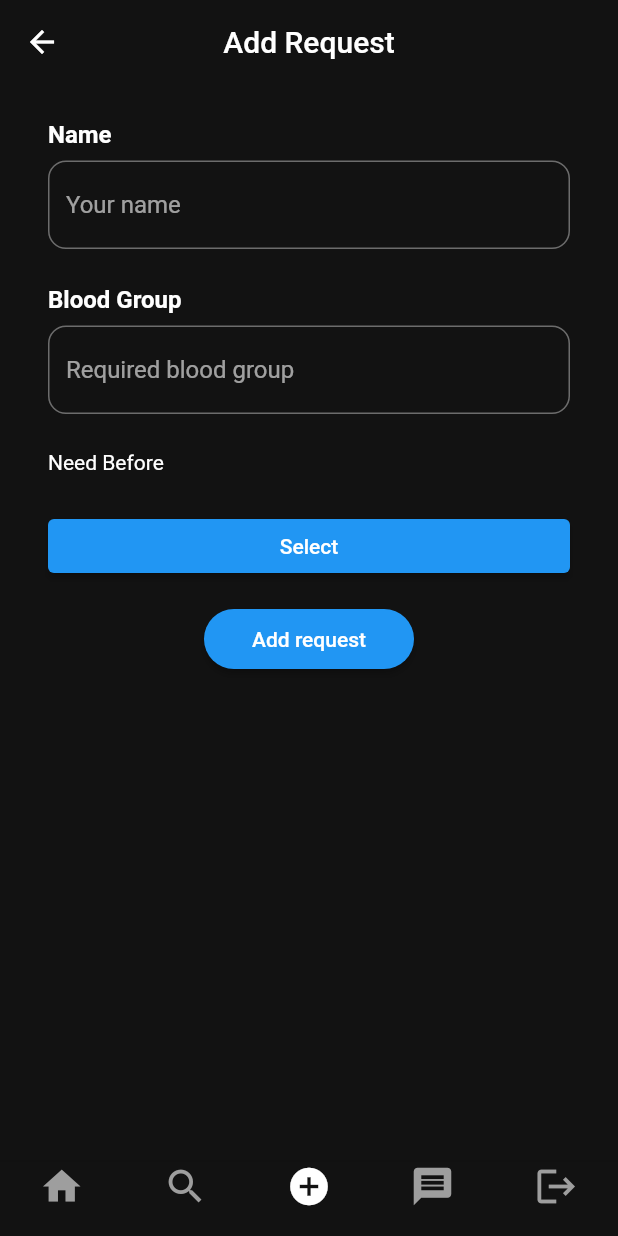
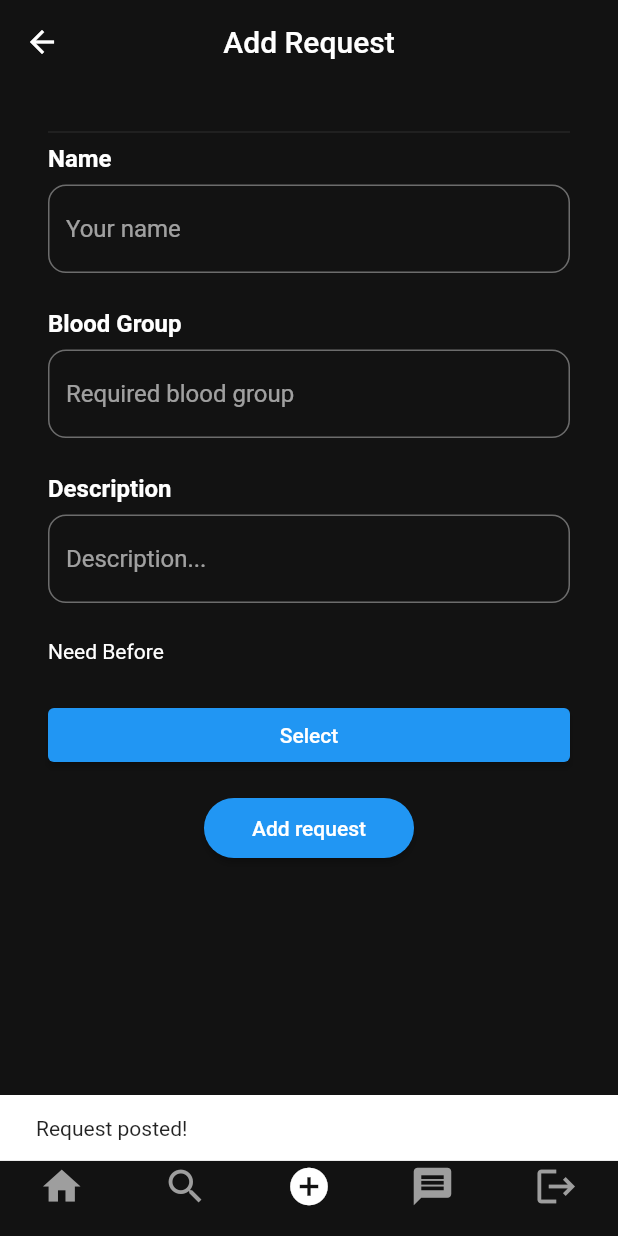
Before and after one commit to Sribarathvajasarma/bloodzen, a Flutter app: the screen it shows once a user with an empty profile is signed in, item 3 of the bottom bar chosen, after a tap on "Add request", on a phone screen of 412 x 824 dp. Run offline on Flutter 3.47's test engine with Material 2 defaults, Android fonts, the phone set to English and light mode, and no system bars; our stand-ins replace cloud_firestore, firebase_auth, firebase_core, firebase_storage, flutter_svg, image_picker; accounts and stored records are empty; network calls fail.

Commit message:
Complete add request functionality

```diff
--- a/lib/models/request.dart
+++ b/lib/models/request.dart
@@ -7,15 +7,18 @@ class Request {
   final String requestId;
   final String profImage;
   final datePublished;
+  final String neededBefore;
+  final String bloodGrp;
 
-  const Request({
-    required this.description,
-    required this.uid,
-    required this.username,
-    required this.requestId,
-    required this.profImage,
-    required this.datePublished,
-  });
+  const Request(
+      {required this.description,
+      required this.uid,
+      required this.username,
+      required this.requestId,
+      required this.profImage,
+      required this.datePublished,
+      required this.neededBefore,
+      required this.bloodGrp});
 
   static Request fromSnap(DocumentSnapshot snap) {
     var snapshot = snap.data() as Map<String, dynamic>;
@@ -26,7 +29,9 @@ class Request {
         requestId: snapshot['requestId'],
         datePublished: snapshot["datePublished"],
         username: snapshot["username"],
-        profImage: snapshot['profImage']);
+        profImage: snapshot['profImage'],
+        neededBefore: snapshot['neededBefore'],
+        bloodGrp: snapshot['bloodGrp']);
   }
 
   Map<String, dynamic> toJson() => {
@@ -35,6 +40,8 @@ class Request {
         "username": username,
         "requestId": requestId,
         "datePublished": datePublished,
-        'profImage': profImage
+        "profImage": profImage,
+        "neededBefore": neededBefore,
+        "bloodGrp": bloodGrp
       };
 }
--- a/lib/resources/firestore_method.dart
+++ b/lib/resources/firestore_method.dart
@@ -1,9 +1,34 @@
 import 'dart:typed_data';
 
+import 'package:bloodzen/models/request.dart';
 import 'package:cloud_firestore/cloud_firestore.dart';
 import 'package:bloodzen/resources/storage_methods.dart';
 import 'package:uuid/uuid.dart';
 
 class FirestoreMethods {
   final FirebaseFirestore _firestore = FirebaseFirestore.instance;
+
+  Future<String> uploadRequest(String description, String uid, String username,
+      String profImage, String neededBefore, String bloodGrp) async {
+    String res = "some error occured";
+    try {
+      String requestId = const Uuid().v1();
+      Request request = Request(
+          description: description,
+          uid: uid,
+          username: username,
+          requestId: requestId,
+          datePublished: DateTime.now(),
+          profImage: profImage,
+          neededBefore: neededBefore,
+          bloodGrp: bloodGrp);
+      _firestore.collection('requests').doc(requestId).set(
+            request.toJson(),
+          );
+      res = "success";
+    } catch (e) {
+      res = e.toString();
+    }
+    return res;
+  }
 }
--- a/lib/screens/add_request_screen.dart
+++ b/lib/screens/add_request_screen.dart
@@ -1,8 +1,13 @@
+import 'package:bloodzen/models/user.dart';
+import 'package:bloodzen/providers/user_provider.dart';
+import 'package:bloodzen/resources/firestore_method.dart';
+import 'package:bloodzen/utils/utils.dart';
 import 'package:bloodzen/widgets/button_widget.dart';
 import 'package:bloodzen/widgets/request_text_input_widget.dart';
 import 'package:bloodzen/widgets/text_field_widget.dart';
 import 'package:flutter/material.dart';
 import 'package:intl/intl.dart';
+import 'package:provider/provider.dart';
 
 class AddRequestScreen extends StatefulWidget {
   const AddRequestScreen({Key? key}) : super(key: key);
@@ -15,6 +20,7 @@ class _AddRequestScreenState extends State<AddRequestScreen> {
   final TextEditingController _nameController = TextEditingController();
   final TextEditingController _groupController = TextEditingController();
   final TextEditingController _dateController = TextEditingController();
+  final TextEditingController _descriptionController = TextEditingController();
 
   @override
   void dispose() {
@@ -23,6 +29,7 @@ class _AddRequestScreenState extends State<AddRequestScreen> {
     _nameController.dispose();
     _groupController.dispose();
     _dateController.dispose();
+    _descriptionController.dispose();
   }
 
   DateTime selectedDate = DateTime.now();
@@ -31,6 +38,7 @@ class _AddRequestScreenState extends State<AddRequestScreen> {
   bool showDate = false;
   bool showTime = false;
   bool showDateTime = false;
+  bool _isLoading = false;
 
   // Select for Date
   Future<DateTime> _selectDate(BuildContext context) async {
@@ -107,8 +115,47 @@ class _AddRequestScreenState extends State<AddRequestScreen> {
     return format.format(dt);
   }
 
+  void postRequest(
+    String uid,
+    String username,
+    String profImage,
+  ) async {
+    setState(() {
+      _isLoading = true;
+    });
+    try {
+      // print(_descriptionController.text);
+      // print(uid);
+      // print(_nameController.text);
+      // print(profImage);
+      // print(getDateTime());
+
+      String res = await FirestoreMethods().uploadRequest(
+          _descriptionController.text,
+          uid,
+          _nameController.text,
+          profImage,
+          getDateTime().toString(),
+          _groupController.text);
+      if (res == 'success') {
+        setState(() {
+          _isLoading = false;
+        });
+        showSnackBar('Request posted!', context);
+      } else {
+        setState(() {
+          _isLoading = false;
+        });
+        showSnackBar(res, context);
+      }
+    } catch (e) {
+      showSnackBar(e.toString(), context);
+    }
+  }
+
   @override
   Widget build(BuildContext context) {
+    final User user = Provider.of<UserProvider>(context).getUser;
     return Scaffold(
       appBar: AppBar(
         leading: BackButton(),
@@ -122,6 +169,12 @@ class _AddRequestScreenState extends State<AddRequestScreen> {
         physics: BouncingScrollPhysics(),
         children: [
           const SizedBox(height: 24),
+          _isLoading
+              ? const LinearProgressIndicator()
+              : const Padding(
+                  padding: EdgeInsets.only(top: 0),
+                ),
+          const Divider(),
           RequestFieldWidget(
               label: "Name",
               textEditingController: _nameController,
@@ -132,6 +185,12 @@ class _AddRequestScreenState extends State<AddRequestScreen> {
               label: "Blood Group",
               textEditingController: _groupController,
               hintText: "Required blood group",
+              textInputType: TextInputType.text),
+          const SizedBox(height: 24),
+          RequestFieldWidget(
+              label: "Description",
+              textEditingController: _descriptionController,
+              hintText: "Description...",
               textInputType: TextInputType.text),
           const SizedBox(height: 24),
           Text("Need Before"),
@@ -156,14 +215,20 @@ class _AddRequestScreenState extends State<AddRequestScreen> {
             ),
           ),
           const SizedBox(height: 14),
-          Center(child: buildUpgradeButton()),
+          Center(
+            child: ElevatedButton(
+              style: ElevatedButton.styleFrom(
+                shape: StadiumBorder(),
+                onPrimary: Colors.white,
+                padding: EdgeInsets.symmetric(horizontal: 32, vertical: 12),
+              ),
+              child: Text("Add request"),
+              onPressed: (() =>
+                  postRequest(user.uid, user.username, user.photoUrl)),
+            ),
+          ),
         ],
       ),
     );
   }
-
-  Widget buildUpgradeButton() => ButtonWidget(
-        text: 'Add request',
-        onClicked: () {},
-      );
 }
--- a/lib/screens/details_screen.dart
+++ b/lib/screens/details_screen.dart
@@ -99,9 +99,7 @@ class DetailsScreen extends StatelessWidget {
                     ),
                     const SizedBox(height: 15),
                     Text(
-                      DateFormat.yMMMd().format(
-                        snap['neededBefore'].toDate(),
-                      ),
+                      snap['neededBefore'],
                       style: TextStyle(fontSize: 16, height: 1),
                     ),
                     const SizedBox(height: 15),
```
